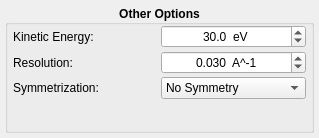
brands-d/kMap, file kmap/ui/cubeoptions.ui: the form before one commit.
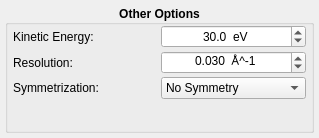
The form after the commit.

```diff
--- a/kmap/ui/cubeoptions.ui
+++ b/kmap/ui/cubeoptions.ui
@@ -111,7 +111,7 @@
          <bool>false</bool>
         </property>
         <property name="suffix">
-         <string>  A^-1</string>
+         <string>  Å^-1</string>
         </property>
         <property name="decimals">
          <number>3</number>
```
